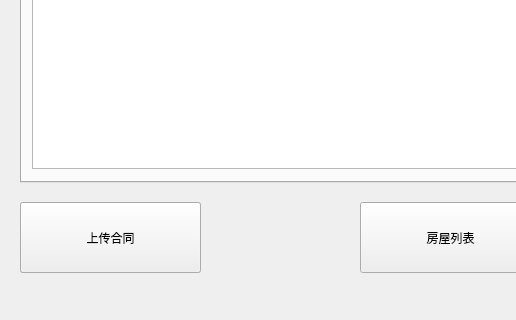
First picture: the form in MainLaunch_qt/mainwindow.ui, repository luohanqing0318/graduation-design, before the edit; both pictures show x 0 to 516 and y 565 to 885 of the 927 by 885 pixel window.
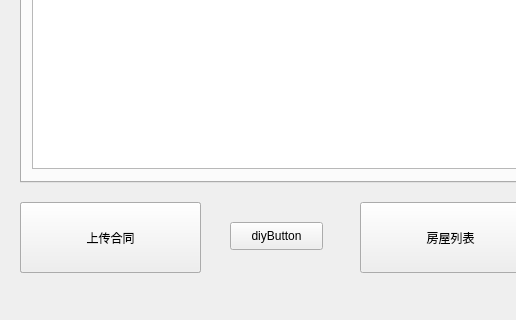
Second picture: the form after the edit. Icons and pictures are not drawn. Custom widgets are drawn as their Qt base class.

The edit to the form file:
```diff
--- a/MainLaunch_qt/mainwindow.ui
+++ b/MainLaunch_qt/mainwindow.ui
@@ -255,6 +255,19 @@
      <string>上传合同</string>
     </property>
    </widget>
+   <widget class="newitem_btn" name="pushButton_11">
+    <property name="geometry">
+     <rect>
+      <x>230</x>
+      <y>770</y>
+      <width>93</width>
+      <height>28</height>
+     </rect>
+    </property>
+    <property name="text">
+     <string>diyButton</string>
+    </property>
+   </widget>
   </widget>
   <widget class="QMenuBar" name="menuBar">
    <property name="geometry">
@@ -277,6 +290,13 @@
   <widget class="QStatusBar" name="statusBar"/>
  </widget>
  <layoutdefault spacing="6" margin="11"/>
+ <customwidgets>
+  <customwidget>
+   <class>newitem_btn</class>
+   <extends>QPushButton</extends>
+   <header location="global">newitem_btn.h</header>
+  </customwidget>
+ </customwidgets>
  <resources/>
  <connections/>
 </ui>
```
